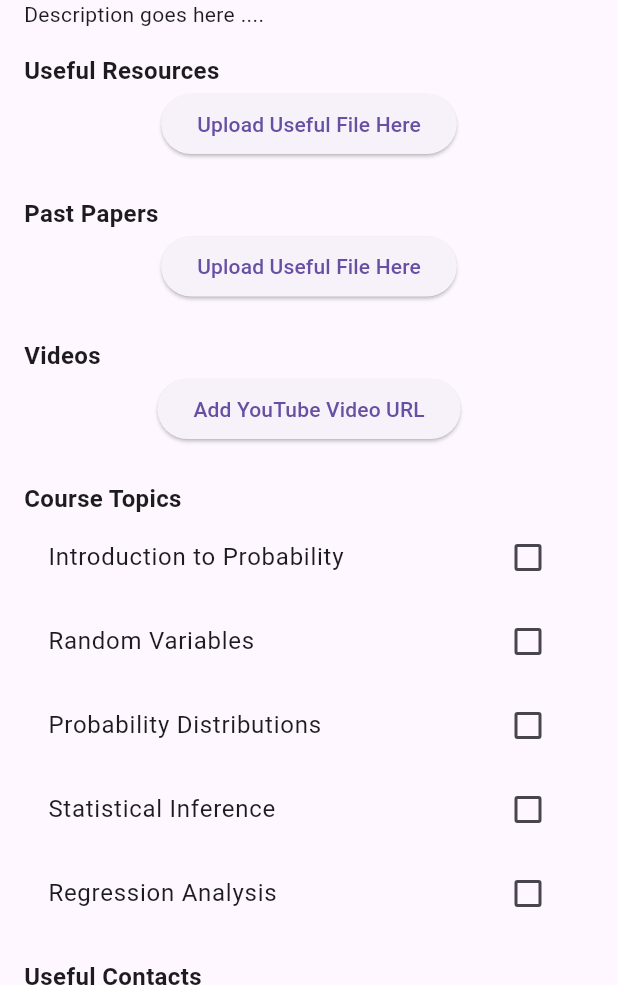
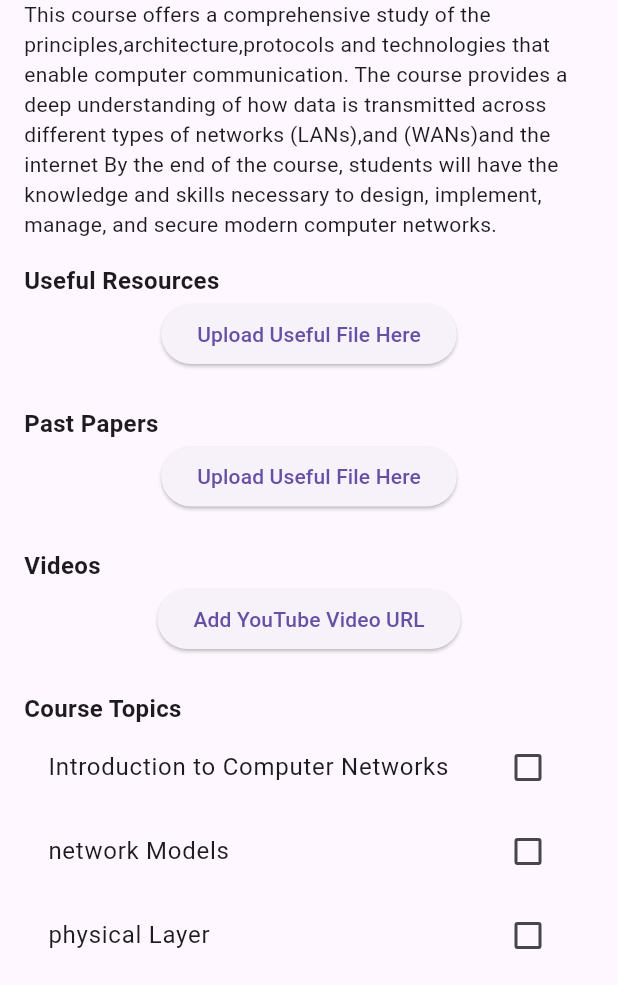
Before and after one commit to MartinWilliamBusinge/virtuallearningapp, a Flutter app: the ComputerNetworksPage screen opened directly, on a phone screen of 412 x 824 dp, the part 251-1236 px from its top. Run offline on Flutter 3.47's test engine with Material 3 defaults, Android fonts, the phone set to English and light mode, and no system bars; our stand-ins replace cloud_firestore, confetti, dio, file_picker, firebase_auth, firebase_core and 8 more; accounts and stored records are empty.

Commit message:
course pages

```diff
--- a/lib/course_pages/artificial_intelligence_page.dart
+++ b/lib/course_pages/artificial_intelligence_page.dart
@@ -25,11 +25,14 @@ class _ArtificialIntelligencePageState
 
   Map<String, bool> topicCompletion = {};
   List<String> topics = [
-    "Introduction to Probability",
-    "Random Variables",
-    "Probability Distributions",
-    "Statistical Inference",
-    "Regression Analysis",
+    "Introduction to AI",
+    "Problem Solving and Search Algorithms",
+    "Probabiliostic Reasoning",
+    "Natural Language Processing",
+    "Artificial Neural Networks",
+    "Ethics in AI",
+    "AI in Robotics",
+    "AI Tools and Environments"
   ];
 
   late Future<void> _loadTopicCompletionFuture;
@@ -291,7 +294,7 @@ class _ArtificialIntelligencePageState
       children: [
         ListTile(
           title: const Text('Lecturer'),
-          subtitle: const Text('Dr. John Ngubiri'),
+          subtitle: const Text('Mr.John Kizito'),
           trailing: const Icon(Icons.contact_phone),
           onTap: () {
             // Handle contact action
@@ -349,7 +352,7 @@ class _ArtificialIntelligencePageState
                           TextStyle(fontSize: 16, fontWeight: FontWeight.bold),
                     ),
                     const Text(
-                      'Description goes here ....',
+                      'This course introduces students to the fundamental concepts and techniques used in the development of intelligent systems. The course covers a broad range of topics. Students will gain a thorough understanding of the principles and practices that underlie AI technologies.',
                       style: TextStyle(fontSize: 14),
                     ),
                     const SizedBox(height: 16),
--- a/lib/course_pages/automata_page.dart
+++ b/lib/course_pages/automata_page.dart
@@ -25,11 +25,15 @@ class _AutomataPageState
 
   Map<String, bool> topicCompletion = {};
   List<String> topics = [
-    "Introduction to Probability",
-    "Random Variables",
-    "Probability Distributions",
-    "Statistical Inference",
-    "Regression Analysis",
+    "Introduction to Automata Theory",
+    "Finite Automata",
+    "Regular languages and grammars ",
+    "Turing machines",
+    "context-free grammars and languages",
+    "computational complexity",
+    "NP-Completeness",
+    "Applications and implications",
+    "Advanced topics in complexity"
   ];
 
   late Future<void> _loadTopicCompletionFuture;
@@ -349,7 +353,7 @@ class _AutomataPageState
                           TextStyle(fontSize: 16, fontWeight: FontWeight.bold),
                     ),
                     const Text(
-                      'Description goes here ....',
+                      'This course explores the theoretical foudations of computer science, focusing on automata theory, formal languages, and computational complexity. students will study various computational models, such as finite automata, pushdown automata and Turing machines and learn about their corresponding lanfuage classes. B y the end of this course, students will understand the limits of computation, efficiency of algorithms, and the classification of computational problems.',
                       style: TextStyle(fontSize: 14),
                     ),
                     const SizedBox(height: 16),
--- a/lib/course_pages/computer_networks_page.dart
+++ b/lib/course_pages/computer_networks_page.dart
@@ -25,11 +25,16 @@ class _ComputerNetworksPageState
 
   Map<String, bool> topicCompletion = {};
   List<String> topics = [
-    "Introduction to Probability",
-    "Random Variables",
-    "Probability Distributions",
-    "Statistical Inference",
-    "Regression Analysis",
+    "Introduction to Computer Networks",
+    "network Models",
+    "physical Layer",
+    "Data link Layer",
+    "Network Layer",
+    "transport Layer",
+    "Application Layer",
+    "Network Security",
+    "Network Management and Monitoring ",
+    "Emerging Technologies"
   ];
 
   late Future<void> _loadTopicCompletionFuture;
@@ -349,7 +354,7 @@ class _ComputerNetworksPageState
                           TextStyle(fontSize: 16, fontWeight: FontWeight.bold),
                     ),
                     const Text(
-                      'Description goes here ....',
+                      'This course offers a comprehensive study of the principles,architecture,protocols and technologies that enable computer communication. The course provides a deep understanding of how data is transmitted across different types of networks (LANs),and (WANs)and the internet By the end of the course, students will have the knowledge and skills necessary to design, implement, manage, and secure modern computer networks. ',
                       style: TextStyle(fontSize: 14),
                     ),
                     const SizedBox(height: 16),
--- a/lib/course_pages/discrete_math_page.dart
+++ b/lib/course_pages/discrete_math_page.dart
@@ -25,11 +25,16 @@ class _DiscreteMathPageState
 
   Map<String, bool> topicCompletion = {};
   List<String> topics = [
-    "Introduction to Probability",
-    "Random Variables",
-    "Probability Distributions",
-    "Statistical Inference",
-    "Regression Analysis",
+    "Foundations",
+    "Combinatorics",
+    "Algorithms and Complexity",
+    "Graph Theory",
+    "Number Theory",
+    "Logic and Boolean Algebra",
+    "Relations and Functions",
+    "Trees and their Applications",
+    "Mathematical Reasoning and Proof Techniques",
+
   ];
 
   late Future<void> _loadTopicCompletionFuture;
--- a/lib/course_pages/operating_systems_page.dart
+++ b/lib/course_pages/operating_systems_page.dart
@@ -32,7 +32,7 @@ class _OperatingSystemsPageState
     "Files System",
     "Security and Protection",
     "Advanced Topics",
-    "Case Studies"
+    "Case Studies",
   ];
 
   late Future<void> _loadTopicCompletionFuture;
--- a/lib/course_pages/research_methodology_page.dart
+++ b/lib/course_pages/research_methodology_page.dart
@@ -25,11 +25,15 @@ class _ResearchMethodologyPageState
 
   Map<String, bool> topicCompletion = {};
   List<String> topics = [
-    "Introduction to Probability",
-    "Random Variables",
-    "Probability Distributions",
-    "Statistical Inference",
-    "Regression Analysis",
+    "Introduction to Research Methodology",
+    "Research Design",
+    "Qualitative Research Methods",
+    "Quantitative Research Methods",
+    "Literature Review",
+    "Data collection and analysis",
+    "Research Documentation and Reporting",
+    "Advanced Topics",
+    ""
   ];
 
   late Future<void> _loadTopicCompletionFuture;
@@ -291,7 +295,7 @@ class _ResearchMethodologyPageState
       children: [
         ListTile(
           title: const Text('Lecturer'),
-          subtitle: const Text('Dr. John Ngubiri'),
+          subtitle: const Text('Mr.Jonathan'),
           trailing: const Icon(Icons.contact_phone),
           onTap: () {
             // Handle contact action
@@ -349,7 +353,7 @@ class _ResearchMethodologyPageState
                           TextStyle(fontSize: 16, fontWeight: FontWeight.bold),
                     ),
                     const Text(
-                      'Description goes here ....',
+                      'This course provides students with a comprehensive understanding of the principles and practices of conducting research in computer science . it covers the various research methods and emphasizes both quantitative and qualitative research methods, focusing on the development of skills necessary to evaluate existing research. This course is essential for students aiming to undertake research projects, contribute to academic and industrial research.',
                       style: TextStyle(fontSize: 14),
                     ),
                     const SizedBox(height: 16),
--- a/lib/course_pages/software_verification_page.dart
+++ b/lib/course_pages/software_verification_page.dart
@@ -24,11 +24,17 @@ class _SoftwareVerificationPageState extends State<SoftwareVerificationPage> {
 
   Map<String, bool> topicCompletion = {};
   List<String> topics = [
-    "Introduction to Probability",
-    "Random Variables",
-    "Probability Distributions",
-    "Statistical Inference",
-    "Regression Analysis",
+    "Introduction to Software Verification",
+    "Formal Methods",
+    "Static Analysis",
+    "Dynamic Analysis",
+    "Model Checking",
+    "Theorem Proving",
+    "Software Testing",
+    "Verification of Concurrent and Distributed Systems",
+    "Verification Tools and Frameworks",
+    "Ethical and Legal Issues",
+    "Advanced Topics",
   ];
 
   late Future<void> _loadTopicCompletionFuture;
@@ -348,7 +354,7 @@ class _SoftwareVerificationPageState extends State<SoftwareVerificationPage> {
                           TextStyle(fontSize: 16, fontWeight: FontWeight.bold),
                     ),
                     const Text(
-                      'Description goes here ....',
+                      'This course focuses on methods and techniques used to ensure that software systems meet their specifications and function correctly. This course is essential for students to understand how to develop reliable and error-free software. ',
                       style: TextStyle(fontSize: 14),
                     ),
                     const SizedBox(height: 16),
--- a/lib/pages/year_one_semester_two_page.dart
+++ b/lib/pages/year_one_semester_two_page.dart
@@ -19,7 +19,7 @@ class YearOneSemesterTwoPage extends StatelessWidget {
         children: [
           ListTile(
             title: const Text('OPERATING SYSTEMS'),
-            subtitle: const Text('course code: CSC 1102'),
+            subtitle: const Text('Course Code: CSC 1102'),
             onTap: () {
                Navigator.push(
                 context,
@@ -33,7 +33,7 @@ class YearOneSemesterTwoPage extends StatelessWidget {
           ),
           ListTile(
             title: const Text('PROBABILITY AND STATISTICS'),
-            subtitle: const Text('course code: CSC 1103'),
+            subtitle: const Text('Course Code: CSC 1103'),
             onTap: () {
               Navigator.push(
    context,
@@ -47,7 +47,7 @@ class YearOneSemesterTwoPage extends StatelessWidget {
           ),
           ListTile(
             title: const Text('DATA STRUCTURES AND ALGORITHMS'),
-            subtitle: const Text('course code: CSK 1101'),
+            subtitle: const Text('Course Code: CSK 1101'),
             onTap: () {
               Navigator.push(
                 context,
--- a/lib/pages/year_two_semester_one_page.dart
+++ b/lib/pages/year_two_semester_one_page.dart
@@ -18,7 +18,7 @@ class YearTwoSemesterOnePage extends StatelessWidget {
         children: [
           ListTile(
             title: const Text('ARTIFICIAL INTELLIGENCE'),
-            subtitle: const Text('course code: CSC1102'),
+            subtitle: const Text('Course Code: CSC1102'),
             onTap: () {
               Navigator.push(
                 context,
@@ -32,7 +32,7 @@ class YearTwoSemesterOnePage extends StatelessWidget {
           ),
           ListTile(
             title: const Text('COMPUTER NETWORKS'),
-            subtitle: const Text('course code: CSC1103'),
+            subtitle: const Text('Course Code: CSC1103'),
             onTap: () {
               Navigator.push(
                 context,
@@ -46,7 +46,7 @@ class YearTwoSemesterOnePage extends StatelessWidget {
           ),
           ListTile(
             title: const Text('DISCRETE MATH'),
-            subtitle: const Text('course code: CSK1101'),
+            subtitle: const Text('Course Code: CSK1101'),
             onTap: () {
               Navigator.push(
                 context,
--- a/lib/pages/year_two_semester_two_page.dart
+++ b/lib/pages/year_two_semester_two_page.dart
@@ -18,7 +18,7 @@ class YearTwoSemesterTwoPage extends StatelessWidget {
         children: [
           ListTile(
             title: const Text('RESEARCH METHODOLOGY'),
-            subtitle: const Text('course code: CSC 1102'),
+            subtitle: const Text('Course Code: CSC 1102'),
             onTap: () {
                Navigator.push(
                 context,
@@ -32,7 +32,7 @@ class YearTwoSemesterTwoPage extends StatelessWidget {
           ),
           ListTile(
             title: const Text('AUTOMATA, COMPLEXITY AND COMPATIBILITY'),
-            subtitle: const Text('course code: CSC 2210'),
+            subtitle: const Text('Course Code: CSC 2210'),
             onTap: () {
               Navigator.push(
    context,
@@ -46,7 +46,7 @@ class YearTwoSemesterTwoPage extends StatelessWidget {
           ),
           ListTile(
             title: const Text('SOFTWARE VERIFICATION'),
-            subtitle: const Text('course code: CSK 1101'),
+            subtitle: const Text('Course Code: CSK 1101'),
             onTap: () {
               Navigator.push(
                 context,
```
